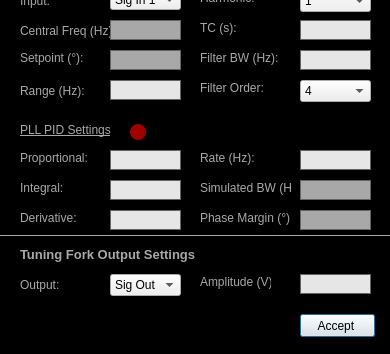
Above: Scanner GUI/ApproachModule/MeasurementSettings.ui from afylab/nanoSQUID-Scanning-Software before the change; both pictures show x 0 to 390 and y 366 to 720 of the 390 by 720 pixel window. Below: the same form after it.
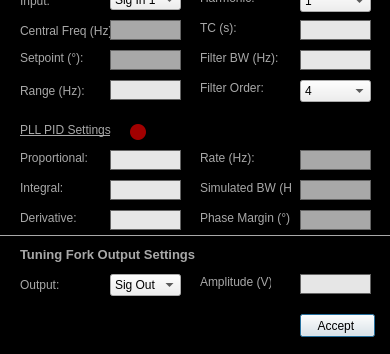
That is the form after the change.

```diff
--- a/Scanner GUI/ApproachModule/MeasurementSettings.ui
+++ b/Scanner GUI/ApproachModule/MeasurementSettings.ui
@@ -1160,7 +1160,9 @@
     </rect>
    </property>
    <property name="styleSheet">
-    <string notr="true"/>
+    <string notr="true">#lineEdit_PLL_Rate{
+background: rgb(168,168,168)
+}</string>
    </property>
    <property name="text">
     <string/>
@@ -1169,7 +1171,7 @@
     <set>Qt::AlignRight|Qt::AlignTrailing|Qt::AlignVCenter</set>
    </property>
    <property name="readOnly">
-    <bool>false</bool>
+    <bool>true</bool>
    </property>
   </widget>
   <widget class="QLineEdit" name="lineEdit_PLL_SimBW">
```
